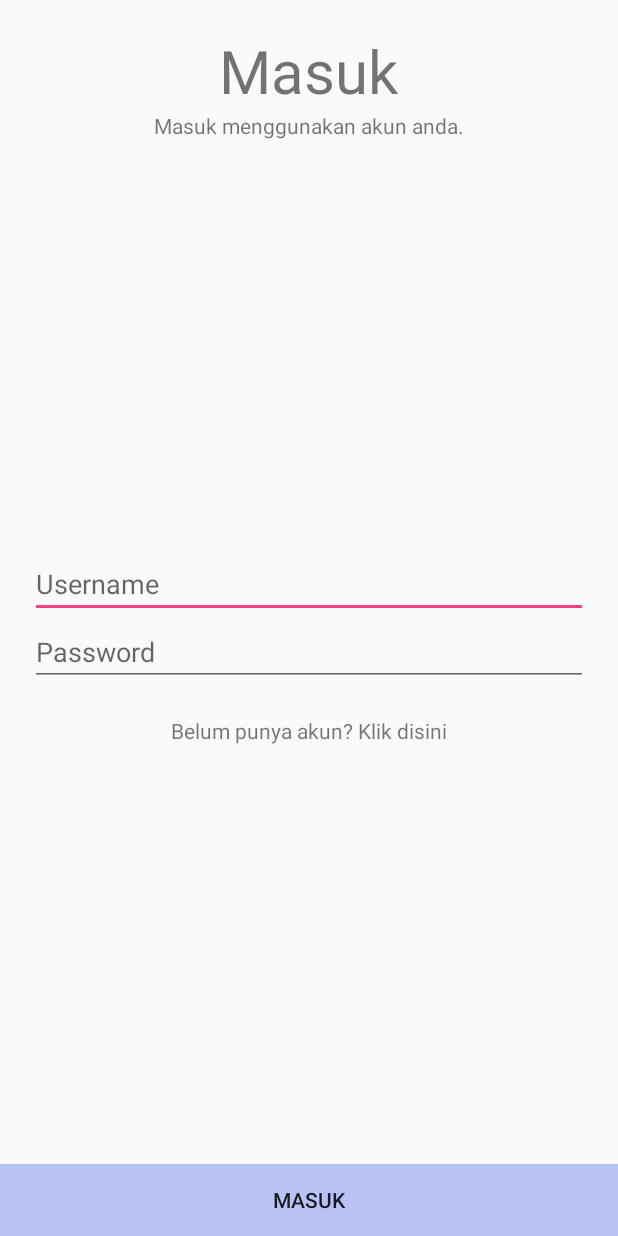
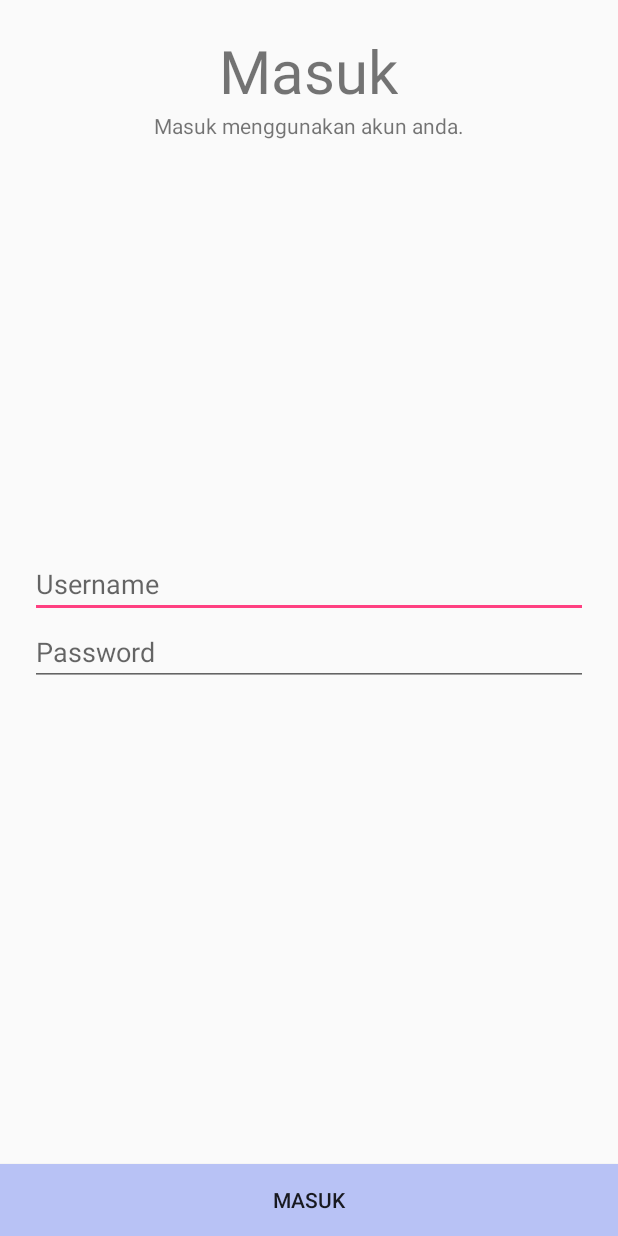
Before and after one commit to ugikmat/PKane, an Android app: the LoginActivity screen opened directly, with no data from a screen before it, on a phone screen of 412 x 824 dp. Run offline under Robolectric (Android 15) with nearby library versions, the phone set to English and light mode, and no system bars; our stand-ins replace Firebase (no records; nobody signed in at launch, a user with empty details on screens opened directly).

Commit message:
Deleted some class

```diff
--- a/app/src/main/java/com/example/mat/pkane/LoginActivity.java
+++ b/app/src/main/java/com/example/mat/pkane/LoginActivity.java
@@ -22,7 +22,6 @@ public class LoginActivity extends AppCompatActivity {
     Button btnMasuk;
     TextView username;
     TextView password;
-    TextView signUp;
 
     @Override
     protected void onCreate(Bundle savedInstanceState) {
@@ -33,7 +32,6 @@ public class LoginActivity extends AppCompatActivity {
 
         username = (TextView) findViewById(R.id.txtUsername);
         password = (TextView) findViewById(R.id.txtPassword);
-        signUp = findViewById(R.id.logSignUp);
 
         final FirebaseDatabase database = FirebaseDatabase.getInstance();
         final DatabaseReference table_user = database.getReference("Users");
--- a/app/src/main/res/layout/activity_login.xml
+++ b/app/src/main/res/layout/activity_login.xml
@@ -52,14 +52,6 @@
             android:hint="Password"/>
     </LinearLayout>
 
-    <TextView
-        android:id="@+id/logSignUp"
-        android:layout_width="wrap_content"
-        android:layout_height="wrap_content"
-        android:layout_below="@id/loginForm"
-        android:layout_centerHorizontal="true"
-        android:text="Belum punya akun? Klik disini"/>
-
     <Button
         android:id="@+id/buttonMasuk"
         android:layout_width="match_parent"
```
Also changed, not shown: app/src/main/java/com/example/mat/pkane/Home.java (+8 -2 lines), app/src/main/res/layout/content_home_admin.xml (+33 -7 lines), app/src/main/res/drawable-anydpi/logo.jpg (added), 1 other file.
